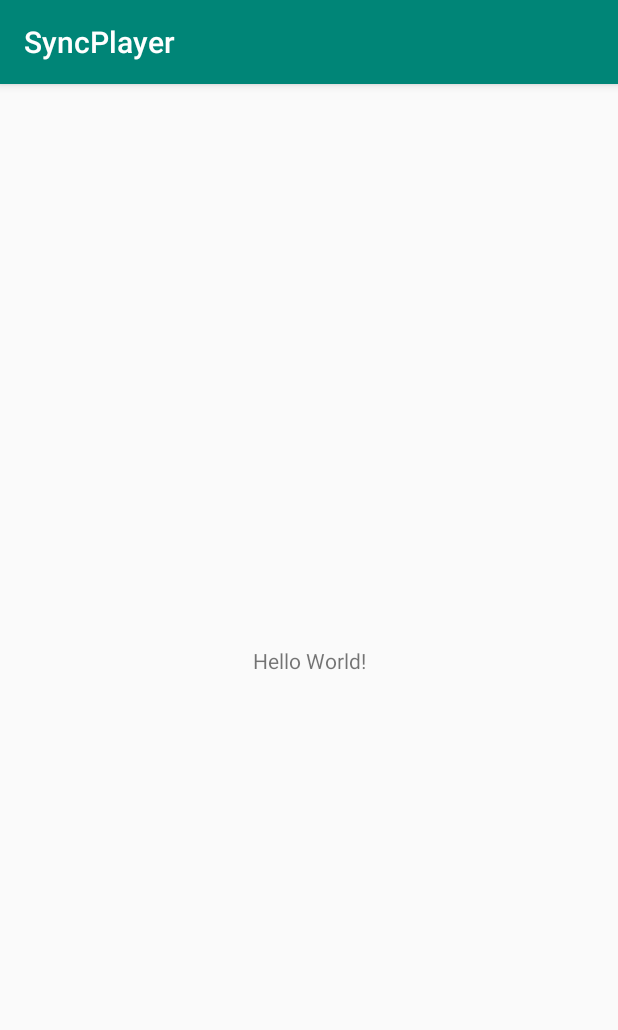
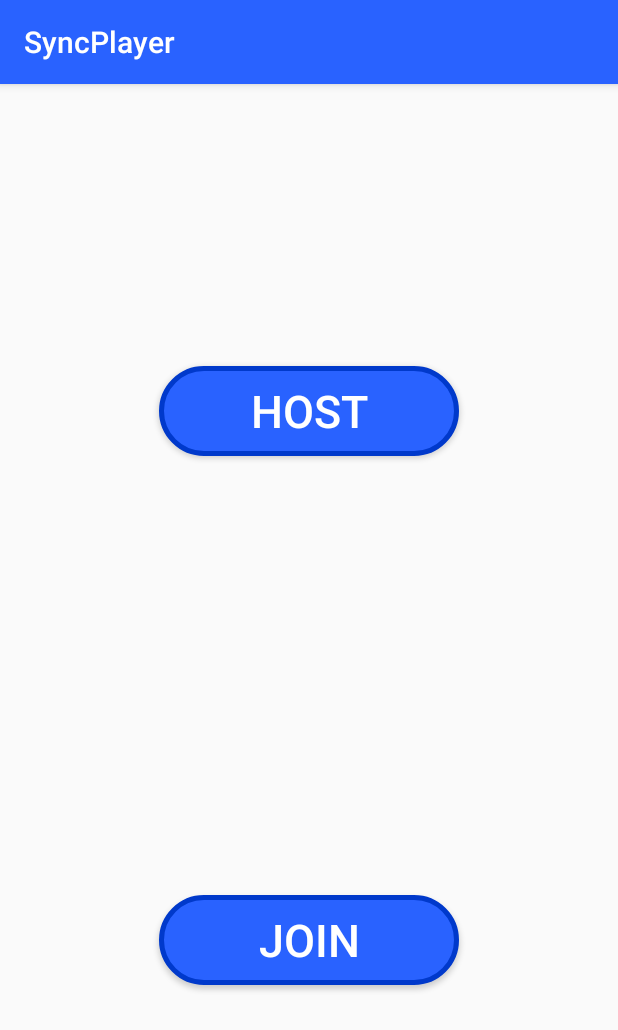
Before and after one commit to AxonDragonScale/SyncPlayer, an Android app: the screen it shows after launch (MainActivity), on a phone screen of 412 x 824 dp. Shown: the top 1030 px of the screen. Run offline under Robolectric (Android 15) with nearby library versions, the phone set to English and light mode, and no system bars.

Commit message:
Added HOST and JOIN buttons to MainActivity.
Need to make intents in the onClickListeners.

```diff
--- a/app/src/main/java/com/sdpd/syncplayer/MainActivity.java
+++ b/app/src/main/java/com/sdpd/syncplayer/MainActivity.java
@@ -2,12 +2,35 @@ package com.sdpd.syncplayer;
 
 import android.support.v7.app.AppCompatActivity;
 import android.os.Bundle;
+import android.view.View;
+import android.widget.Button;
 
 public class MainActivity extends AppCompatActivity {
+
+    Button btnHost;
+    Button btnJoin;
 
     @Override
     protected void onCreate(Bundle savedInstanceState) {
         super.onCreate(savedInstanceState);
         setContentView(R.layout.activity_main);
+
+        // Setup the buttons and their on-click listeners
+        btnHost = findViewById(R.id.btn_host);
+        btnJoin = findViewById(R.id.btn_join);
+
+        btnHost.setOnClickListener(new View.OnClickListener() {
+            @Override
+            public void onClick(View v) {
+
+            }
+        });
+
+        btnJoin.setOnClickListener(new View.OnClickListener() {
+            @Override
+            public void onClick(View v) {
+
+            }
+        });
     }
 }
--- /dev/null
+++ b/app/src/main/res/drawable/btn_rounded.xml
@@ -0,0 +1,9 @@
+<?xml version="1.0" encoding="utf-8"?>
+<shape xmlns:android="http://schemas.android.com/apk/res/android"
+    android:padding="16dp"
+    android:shape="rectangle">
+    <solid android:color="@color/colorPrimary" />
+    <stroke android:color="@color/colorPrimaryDark"
+        android:width="3dp"/>
+    <corners android:radius="50dp" />
+</shape>
--- a/app/src/main/res/layout/activity_main.xml
+++ b/app/src/main/res/layout/activity_main.xml
@@ -1,18 +1,46 @@
 <?xml version="1.0" encoding="utf-8"?>
-<android.support.constraint.ConstraintLayout xmlns:android="http://schemas.android.com/apk/res/android"
+<android.support.constraint.ConstraintLayout
+    xmlns:android="http://schemas.android.com/apk/res/android"
     xmlns:app="http://schemas.android.com/apk/res-auto"
     xmlns:tools="http://schemas.android.com/tools"
     android:layout_width="match_parent"
     android:layout_height="match_parent"
     tools:context=".MainActivity">
 
-    <TextView
-        android:layout_width="wrap_content"
-        android:layout_height="wrap_content"
-        android:text="Hello World!"
+    <Button
+        android:id="@+id/btn_host"
+        android:layout_width="200dp"
+        android:layout_height="60dp"
+        android:layout_marginStart="8dp"
+        android:layout_marginTop="8dp"
+        android:layout_marginEnd="8dp"
+        android:layout_marginBottom="8dp"
+        android:text="HOST"
+        android:textSize="30sp"
+        android:textColor="@color/white"
+        android:background="@drawable/btn_rounded"
         app:layout_constraintBottom_toBottomOf="parent"
-        app:layout_constraintLeft_toLeftOf="parent"
-        app:layout_constraintRight_toRightOf="parent"
-        app:layout_constraintTop_toTopOf="parent" />
+        app:layout_constraintEnd_toEndOf="parent"
+        app:layout_constraintStart_toStartOf="parent"
+        app:layout_constraintTop_toTopOf="parent"
+        app:layout_constraintVertical_bias="0.26" />
+
+    <Button
+        android:id="@+id/btn_join"
+        android:layout_width="200dp"
+        android:layout_height="60dp"
+        android:layout_marginStart="8dp"
+        android:layout_marginTop="8dp"
+        android:layout_marginEnd="8dp"
+        android:layout_marginBottom="8dp"
+        android:text="JOIN"
+        android:textSize="30sp"
+        android:textColor="@color/white"
+        android:background="@drawable/btn_rounded"
+        app:layout_constraintBottom_toBottomOf="parent"
+        app:layout_constraintEnd_toEndOf="parent"
+        app:layout_constraintStart_toStartOf="parent"
+        app:layout_constraintTop_toTopOf="parent"
+        app:layout_constraintVertical_bias="0.77" />
 
 </android.support.constraint.ConstraintLayout>
--- a/app/src/main/res/values/colors.xml
+++ b/app/src/main/res/values/colors.xml
@@ -1,6 +1,7 @@
 <?xml version="1.0" encoding="utf-8"?>
 <resources>
-    <color name="colorPrimary">#008577</color>
-    <color name="colorPrimaryDark">#00574B</color>
-    <color name="colorAccent">#D81B60</color>
+    <color name="colorPrimary">#2962ff</color>
+    <color name="colorPrimaryDark">#0039cb</color>
+    <color name="colorAccent">#768fff</color>
+    <color name="white">#ffffff</color>
 </resources>
```
